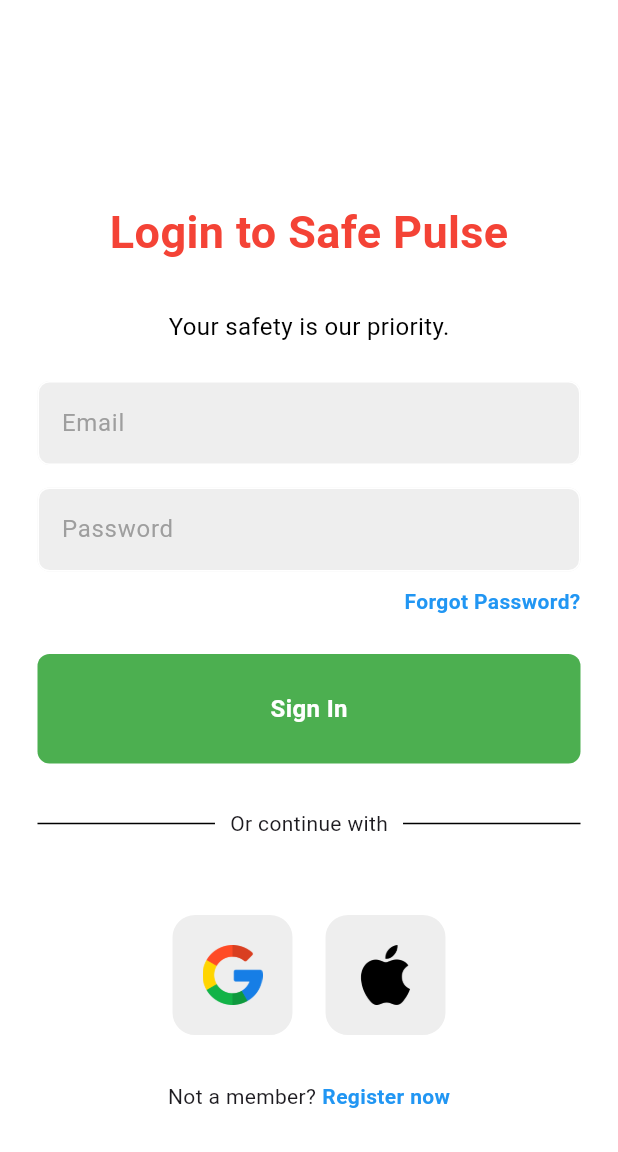
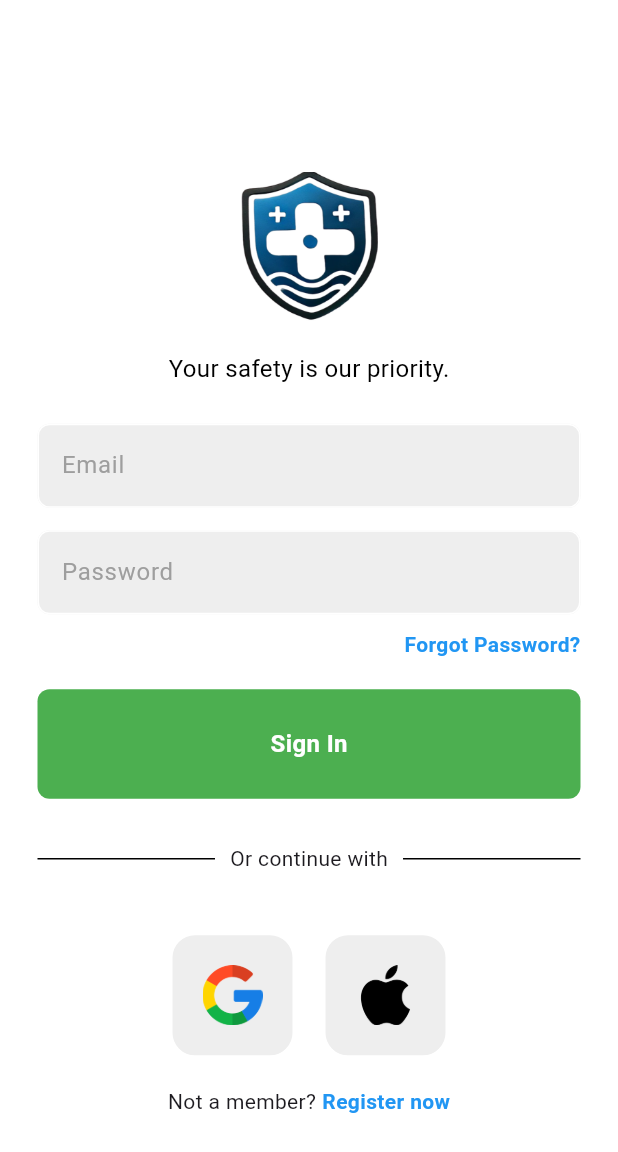
Before and after one commit to HinguralaWijesingha/Final_Project, a Flutter app: the LoginPage screen opened by its route, on a phone screen of 412 x 824 dp. Shown: the top 1152 px of the screen. Run offline on Flutter 3.47's test engine with Material 3 defaults, Android fonts, the phone set to English and light mode, and no system bars; our stand-ins replace firebase_auth, firebase_core, shared_preferences, smooth_page_indicator; accounts and stored records are empty; Roboto replaces fonts that are missing (Poppins).

Commit message:
change the logo with new logo in login page

```diff
--- a/lib/pages/login_page.dart
+++ b/lib/pages/login_page.dart
@@ -100,19 +100,16 @@ class _LoginPageState extends State<LoginPage> {
             child: Column(
               mainAxisAlignment: MainAxisAlignment.center,
               children: [
-                const SizedBox(height: 50),
+                const SizedBox(height: 35),
 
                 // App name
-                const Text(
-                  "Login to Safe Pulse",
-                  style: TextStyle(
-                    fontSize: 30,
-                    color: Colors.red,
-                    fontWeight: FontWeight.bold,
-                  ),
+                Image.asset(
+                  'assets/lo23.png',
+                  width: 100,
+                  height: 100,
                 ),
 
-                const SizedBox(height: 30),
+                const SizedBox(height: 20),
 
                 const Text(
                   "Your safety is our priority.",
@@ -157,7 +154,7 @@ class _LoginPageState extends State<LoginPage> {
                   ),
                 ),
 
-                const SizedBox(height: 25),
+                const SizedBox(height: 20),
 
                 // Sign in button
                 isLoading
@@ -186,7 +183,7 @@ class _LoginPageState extends State<LoginPage> {
                   ),
                 ),
 
-                const SizedBox(height: 50),
+                const SizedBox(height: 40),
 
                 // Social login buttons
                 const Row(
@@ -198,7 +195,7 @@ class _LoginPageState extends State<LoginPage> {
                   ],
                 ),
 
-                const SizedBox(height: 30),
+                const SizedBox(height: 20),
 
                 // Register now
                  Row(
--- a/pubspec.yaml
+++ b/pubspec.yaml
@@ -65,6 +65,7 @@ flutter:
   # To add assets to your application, add an assets section, like this:
   assets:
      - assets/
+     - assets/lo23.png
   #   - images/a_dot_ham.jpeg
 
   # An image asset can refer to one or more resolution-specific "variants", see
```
Also changed, not shown: assets/lo23.png.
